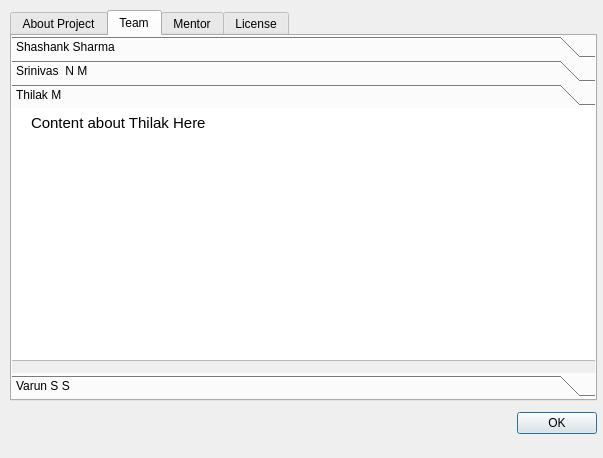
Old version of the form App/ui/AboutWindow.ui in the repository shashankrnr32/KannadaTTS-Application.
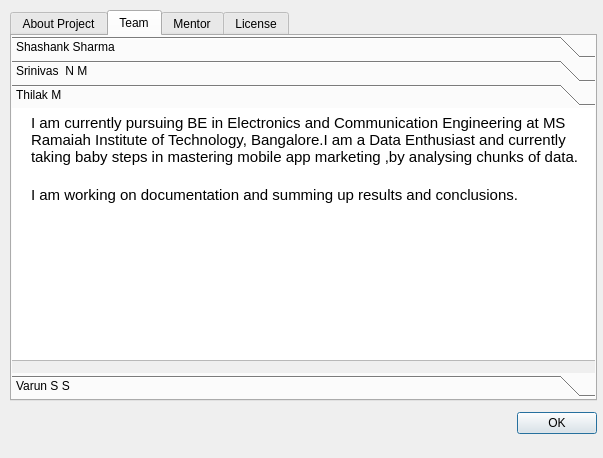
New version of the form. The open tabs and pages were chosen to show the change. Icons and pictures are not drawn.

The edit to the form file:
```diff
--- a/App/ui/AboutWindow.ui
+++ b/App/ui/AboutWindow.ui
@@ -10,6 +10,18 @@
     <height>458</height>
    </rect>
   </property>
+  <property name="minimumSize">
+   <size>
+    <width>603</width>
+    <height>458</height>
+   </size>
+  </property>
+  <property name="maximumSize">
+   <size>
+    <width>603</width>
+    <height>458</height>
+   </size>
+  </property>
   <property name="windowTitle">
    <string>Team</string>
   </property>
@@ -194,8 +206,8 @@
        <rect>
         <x>0</x>
         <y>0</y>
-        <width>98</width>
-        <height>28</height>
+        <width>587</width>
+        <height>253</height>
        </rect>
       </property>
       <attribute name="label">
@@ -218,9 +230,10 @@
 &lt;table border=&quot;0&quot; style=&quot; margin-top:0px; margin-bottom:0px; margin-left:0px; margin-right:0px;&quot; cellspacing=&quot;2&quot; cellpadding=&quot;0&quot;&gt;
 &lt;tr&gt;
 &lt;td&gt;
-&lt;p style=&quot; margin-top:0px; margin-bottom:0px; margin-left:0px; margin-right:0px; -qt-block-indent:0; text-indent:0px;&quot;&gt;&lt;img src=&quot;:/img/img/snm.png&quot; width=&quot;150&quot; height=&quot;150&quot; /&gt;&lt;/p&gt;&lt;/td&gt;
+&lt;p style=&quot; margin-top:0px; margin-bottom:0px; margin-left:0px; margin-right:0px; -qt-block-indent:0; text-indent:0px;&quot;&gt;&lt;img src=&quot;:/img/img/tm.png&quot; width=&quot;150&quot; height=&quot;150&quot; /&gt;&lt;/p&gt;&lt;/td&gt;
 &lt;td&gt;
-&lt;p style=&quot; margin-top:20px; margin-bottom:5px; margin-left:10px; margin-right:0px; -qt-block-indent:0; text-indent:0px;&quot;&gt;Content about Thilak Here&lt;/p&gt;&lt;/td&gt;&lt;/tr&gt;&lt;/table&gt;&lt;/body&gt;&lt;/html&gt;</string>
+&lt;p style=&quot; margin-top:20px; margin-bottom:5px; margin-left:10px; margin-right:0px; -qt-block-indent:0; text-indent:0px;&quot;&gt;I am currently pursuing BE in Electronics and Communication Engineering at MS Ramaiah Institute of Technology, Bangalore.I am a Data Enthusiast and currently taking baby steps in mastering mobile app marketing ,by analysing chunks of data. &lt;/p&gt;
+&lt;p style=&quot; margin-top:20px; margin-bottom:5px; margin-left:10px; margin-right:0px; -qt-block-indent:0; text-indent:0px;&quot;&gt;I am working on documentation and summing up results and conclusions.&lt;/p&gt;&lt;/td&gt;&lt;/tr&gt;&lt;/table&gt;&lt;/body&gt;&lt;/html&gt;</string>
        </property>
       </widget>
      </widget>
```
Left out of the diff: 8 changed lines with no effect on the pictures.
